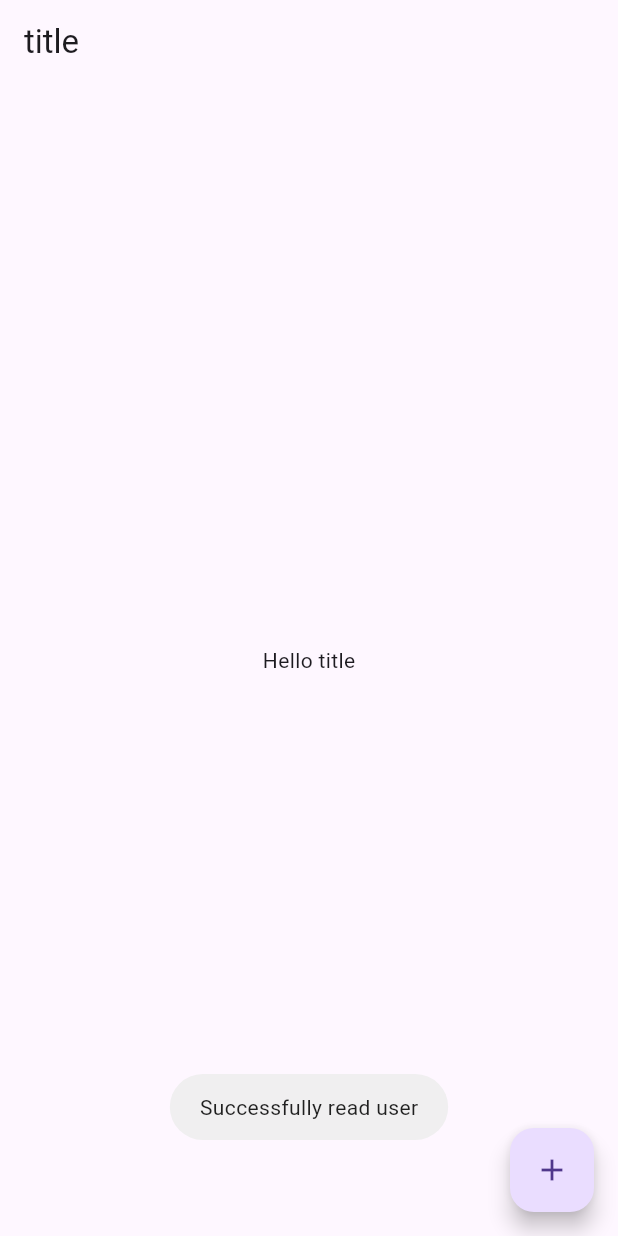
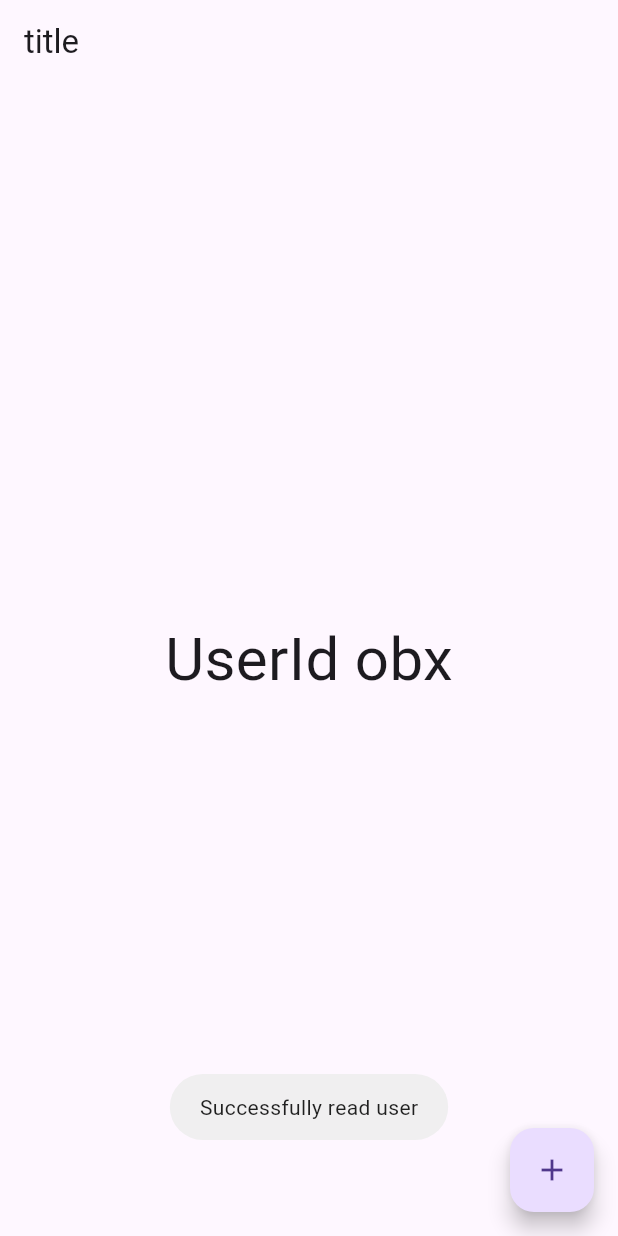
Before and after one commit to uemura999/text_sns, a Flutter app: the screen it shows after launch, after a tap on the "add" icon, on a phone screen of 412 x 824 dp. Run offline on Flutter 3.47's test engine with Material 3 defaults, Android fonts, the phone set to English and light mode, and no system bars; our stand-ins replace cloud_firestore, firebase_core, fluttertoast, freezed_annotation, get; accounts and stored records are empty; generated files the repository leaves out were written again.

Commit message:
Obxで変化の観測をしよう

```diff
--- a/lib/controllers/my_home_page_controller.dart
+++ b/lib/controllers/my_home_page_controller.dart
@@ -15,7 +15,7 @@ class MyHomePageController extends GetxController {
 
   Future<void> _createDoc() async {
     final repository = FirestoreRepository();
-    const user = PublicUser(uid: 'ui_core');
+    const user = PublicUser(uid: 'obx');
     final data = user.toJson();
     final ref = FirebaseFirestore.instance.collection('users').doc(user.uid);
     final result = await repository.createDoc(ref, data);
--- a/lib/pages/my_home_page.dart
+++ b/lib/pages/my_home_page.dart
@@ -18,11 +18,12 @@ class MyHomePage extends StatelessWidget {
         tooltip: 'Increment',
         child: const Icon(Icons.add),
       ),
-      body: Center(
-        child: Text(
-          'Hello ${F.title}',
-        ),
-      ),
+      body: Center(child: Obx(() {
+        return Text(
+          'UserId ${controller.rxDoc.value?.id ?? 'null'}',
+          style: const TextStyle(fontSize: 40.0),
+        );
+      })),
     );
   }
 }
```
